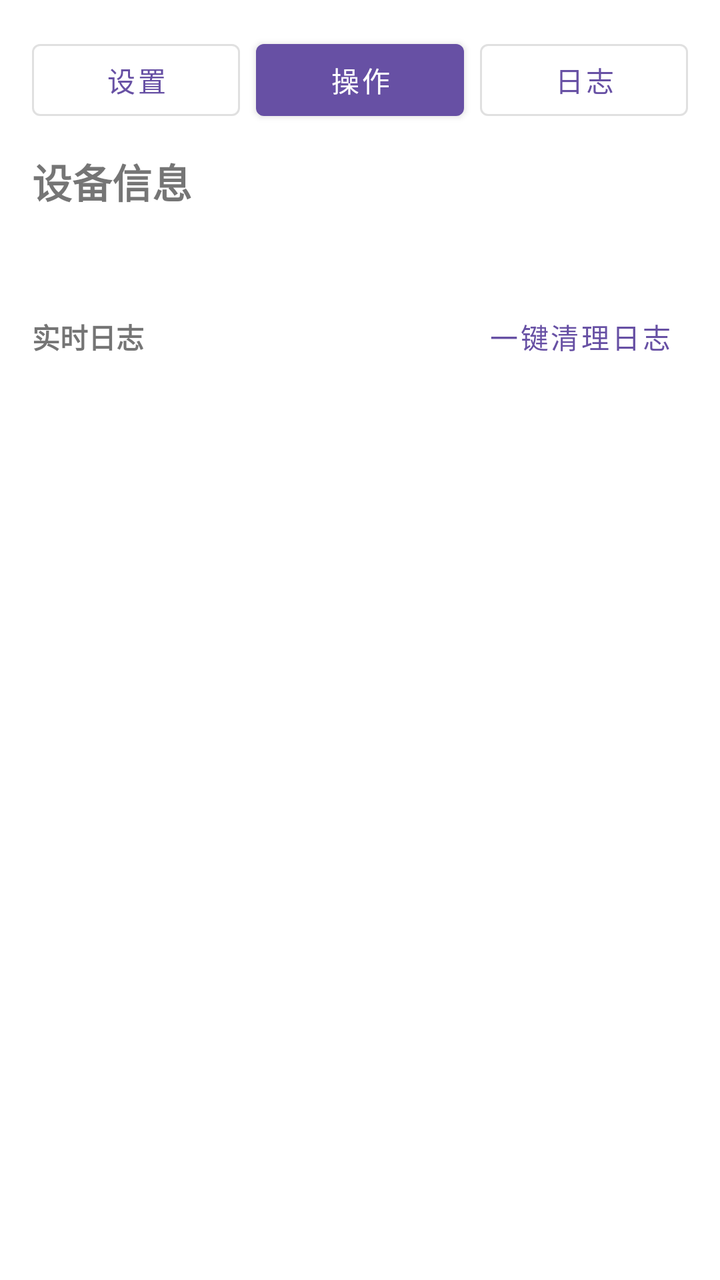
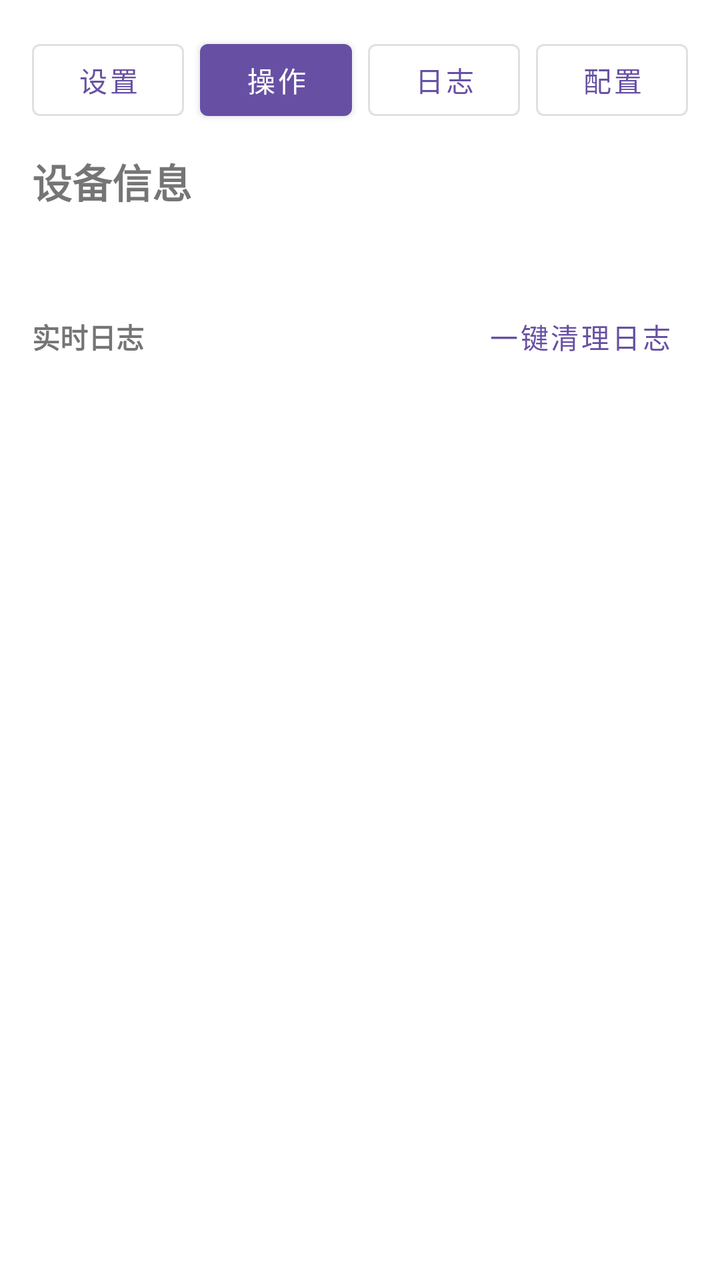

An Android layout rendered at two revisions. The XML below is the earlier revision; the diff shows what the commit changed to produce the second picture.
<!-- AndroidManifest.xml: application theme Theme.AutoTraces -->
<!-- res/layout/activity_main.xml -->
<?xml version="1.0" encoding="utf-8"?>
<androidx.constraintlayout.widget.ConstraintLayout xmlns:android="http://schemas.android.com/apk/res/android"
    xmlns:app="http://schemas.android.com/apk/res-auto"
    android:layout_width="match_parent"
    android:layout_height="match_parent"
    android:padding="16dp">

    <com.google.android.material.button.MaterialButton
        android:id="@+id/showSettingsButton"
        style="@style/Widget.MaterialComponents.Button.OutlinedButton"
        android:layout_width="0dp"
        android:layout_height="wrap_content"
        android:text="设置"
        app:layout_constraintEnd_toStartOf="@id/showActionButton"
        app:layout_constraintStart_toStartOf="parent"
        app:layout_constraintTop_toTopOf="parent" />

    <com.google.android.material.button.MaterialButton
        android:id="@+id/showActionButton"
        style="@style/Widget.MaterialComponents.Button"
        android:layout_width="0dp"
        android:layout_height="wrap_content"
        android:layout_marginStart="8dp"
        android:text="操作"
        app:layout_constraintEnd_toStartOf="@id/showLogButton"
        app:layout_constraintStart_toEndOf="@id/showSettingsButton"
        app:layout_constraintTop_toTopOf="parent" />

    <com.google.android.material.button.MaterialButton
        android:id="@+id/showLogButton"
        style="@style/Widget.MaterialComponents.Button.OutlinedButton"
        android:layout_width="0dp"
        android:layout_height="wrap_content"
        android:layout_marginStart="8dp"
        android:text="日志"
        app:layout_constraintEnd_toEndOf="parent"
        app:layout_constraintStart_toEndOf="@id/showActionButton"
        app:layout_constraintTop_toTopOf="parent" />

    <LinearLayout
        android:id="@+id/logPanel"
        android:layout_width="0dp"
        android:layout_height="0dp"
        android:layout_marginTop="12dp"
        android:orientation="vertical"
        app:layout_constraintBottom_toBottomOf="parent"
        app:layout_constraintEnd_toEndOf="parent"
        app:layout_constraintStart_toStartOf="parent"
        app:layout_constraintTop_toBottomOf="@id/showLogButton">

        <TextView
            android:id="@+id/deviceInfoTitle"
            android:layout_width="match_parent"
            android:layout_height="wrap_content"
            android:text="设备信息"
            android:textSize="20sp"
            android:textStyle="bold" />

        <TextView
            android:id="@+id/deviceInfoText"
            android:layout_width="match_parent"
            android:layout_height="wrap_content"
            android:layout_marginTop="8dp" />

        <LinearLayout
            android:layout_width="match_parent"
            android:layout_height="wrap_content"
            android:layout_marginTop="12dp"
            android:gravity="center_vertical"
            android:orientation="horizontal">

            <TextView
                android:id="@+id/logTitle"
                android:layout_width="0dp"
                android:layout_height="wrap_content"
                android:layout_weight="1"
                android:text="实时日志"
                android:textStyle="bold" />

            <com.google.android.material.button.MaterialButton
                android:id="@+id/clearLogButton"
                style="@style/Widget.MaterialComponents.Button.TextButton"
                android:layout_width="wrap_content"
                android:layout_height="wrap_content"
                android:text="一键清理日志" />
        </LinearLayout>

        <ScrollView
            android:id="@+id/logScroll"
            android:layout_width="match_parent"
            android:layout_height="0dp"
            android:layout_marginTop="8dp"
            android:layout_weight="1"
            android:fillViewport="true"
            android:scrollbars="vertical">

            <TextView
                android:id="@+id/logText"
                android:layout_width="match_parent"
                android:layout_height="wrap_content"
                android:textColor="@android:color/darker_gray" />
        </ScrollView>

        <TextView
            android:id="@+id/runtimeStateText"
            android:layout_width="match_parent"
            android:layout_height="wrap_content"
            android:layout_marginTop="12dp"
            android:textColor="@android:color/darker_gray" />
    </LinearLayout>

    <ScrollView
        android:id="@+id/actionPanel"
        android:layout_width="0dp"
        android:layout_height="0dp"
        android:layout_marginTop="12dp"
        android:fillViewport="true"
        android:visibility="gone"
        app:layout_constraintBottom_toBottomOf="parent"
        app:layout_constraintEnd_toEndOf="parent"
        app:layout_constraintStart_toStartOf="parent"
        app:layout_constraintTop_toBottomOf="@id/showLogButton">

        <LinearLayout
            android:layout_width="match_parent"
            android:layout_height="wrap_content"
            android:orientation="vertical">

            <com.google.android.material.textfield.TextInputLayout
                android:id="@+id/bindInputLayout"
                android:layout_width="match_parent"
                android:layout_height="wrap_content">

                <com.google.android.material.textfield.TextInputEditText
                    android:id="@+id/bindInput"
                    android:layout_width="match_parent"
                    android:layout_height="wrap_content"
                    android:hint="请输入别名"
                    android:inputType="text" />
            </com.google.android.material.textfield.TextInputLayout>

            <com.google.android.material.button.MaterialButton
                android:id="@+id/bindButton"
                android:layout_width="match_parent"
                android:layout_height="wrap_content"
                android:layout_marginTop="12dp"
                android:text="绑定设备" />

            <TextView
                android:id="@+id/bindStatusText"
                android:layout_width="match_parent"
                android:layout_height="wrap_content"
                android:layout_marginTop="8dp"
                android:textColor="@android:color/darker_gray" />

            <TextView
                android:layout_width="match_parent"
                android:layout_height="wrap_content"
                android:layout_marginTop="12dp"
                android:text="本机运行模式（默认涨粉）"
                android:textStyle="bold" />

            <Spinner
                android:id="@+id/runModeSpinner"
                android:layout_width="match_parent"
                android:layout_height="wrap_content"
                android:layout_marginTop="6dp" />

            <com.google.android.material.button.MaterialButton
                android:id="@+id/startServiceButton"
                android:layout_width="match_parent"
                android:layout_height="wrap_content"
                android:layout_marginTop="12dp"
                android:text="启动后台服务" />

            <com.google.android.material.button.MaterialButton
                android:id="@+id/stopServiceButton"
                style="@style/Widget.MaterialComponents.Button.OutlinedButton"
                android:layout_width="match_parent"
                android:layout_height="wrap_content"
                android:layout_marginTop="8dp"
                android:text="停止后台服务" />

            <com.google.android.material.button.MaterialButton
                android:id="@+id/openSettingsButton"
                style="@style/Widget.MaterialComponents.Button.OutlinedButton"
                android:layout_width="match_parent"
                android:layout_height="wrap_content"
                android:layout_marginTop="8dp"
                android:text="打开设置" />

            <TextView
                android:layout_width="match_parent"
                android:layout_height="wrap_content"
                android:layout_marginTop="16dp"
                android:text="账号分配"
                android:textStyle="bold" />

            <LinearLayout
                android:layout_width="match_parent"
                android:layout_height="wrap_content"
                android:layout_marginTop="8dp"
                android:orientation="vertical">

                <TextView
                    android:layout_width="match_parent"
                    android:layout_height="wrap_content"
                    android:text="选择账号（username）"
                    android:textColor="@android:color/darker_gray" />

                <Spinner
                    android:id="@+id/assignedUsernameSelect"
                    android:layout_width="match_parent"
                    android:layout_height="wrap_content"
                    android:layout_marginTop="6dp" />

                <LinearLayout
                    android:layout_width="match_parent"
                    android:layout_height="wrap_content"
                    android:orientation="horizontal"
                    android:gravity="center_vertical">

                    <com.google.android.material.textfield.TextInputLayout
                        android:layout_width="0dp"
                        android:layout_height="wrap_content"
                        android:layout_weight="1">

                        <com.google.android.material.textfield.TextInputEditText
                            android:id="@+id/assignedUsernameInput"
                            android:layout_width="match_parent"
                            android:layout_height="wrap_content"
                            android:hint="username"
                            android:focusable="false"
                            android:clickable="false" />
                    </com.google.android.material.textfield.TextInputLayout>

                    <com.google.android.material.button.MaterialButton
                        android:id="@+id/copyAssignedUsernameButton"
                        style="@style/Widget.MaterialComponents.Button.OutlinedButton"
                        android:layout_width="wrap_content"
                        android:layout_height="wrap_content"
                        android:layout_marginStart="8dp"
                        android:text="复制" />
                </LinearLayout>

                <LinearLayout
                    android:layout_width="match_parent"
                    android:layout_height="wrap_content"
                    android:layout_marginTop="8dp"
                    android:orientation="horizontal"
                    android:gravity="center_vertical">

                    <com.google.android.material.textfield.TextInputLayout
                        android:layout_width="0dp"
                        android:layout_height="wrap_content"
                        android:layout_weight="1">

                        <com.google.android.material.textfield.TextInputEditText
                            android:id="@+id/assignedPasswordInput"
                            android:layout_width="match_parent"
                            android:layout_height="wrap_content"
                            android:hint="password"
                            android:focusable="false"
                            android:clickable="false" />
                    </com.google.android.material.textfield.TextInputLayout>

                    <com.google.android.material.button.MaterialButton
                        android:id="@+id/copyAssignedPasswordButton"
                        style="@style/Widget.MaterialComponents.Button.OutlinedButton"
                        android:layout_width="wrap_content"
                        android:layout_height="wrap_content"
                        android:layout_marginStart="8dp"
                        android:text="复制" />
                </LinearLayout>

                <LinearLayout
                    android:layout_width="match_parent"
                    android:layout_height="wrap_content"
                    android:layout_marginTop="8dp"
                    android:orientation="horizontal"
                    android:gravity="center_vertical">

                    <com.google.android.material.textfield.TextInputLayout
                        android:layout_width="0dp"
                        android:layout_height="wrap_content"
                        android:layout_weight="1">

                        <com.google.android.material.textfield.TextInputEditText
                            android:id="@+id/assignedApiInput"
                            android:layout_width="match_parent"
                            android:layout_height="wrap_content"
                            android:hint="API"
                            android:focusable="false"
                            android:clickable="false" />
                    </com.google.android.material.textfield.TextInputLayout>

                    <com.google.android.material.button.MaterialButton
                        android:id="@+id/copyAssignedApiButton"
                        style="@style/Widget.MaterialComponents.Button.OutlinedButton"
                        android:layout_width="wrap_content"
                        android:layout_height="wrap_content"
                        android:layout_marginStart="8dp"
                        android:text="复制" />
                </LinearLayout>

                <LinearLayout
                    android:layout_width="match_parent"
                    android:layout_height="wrap_content"
                    android:layout_marginTop="8dp"
                    android:orientation="horizontal"
                    android:gravity="center_vertical">

                    <com.google.android.material.textfield.TextInputLayout
                        android:layout_width="0dp"
                        android:layout_height="wrap_content"
                        android:layout_weight="1">

                        <com.google.android.material.textfield.TextInputEditText
                            android:id="@+id/assignedEmailInput"
                            android:layout_width="match_parent"
                            android:layout_height="wrap_content"
                            android:hint="Email"
                            android:focusable="false"
                            android:clickable="false" />
                    </com.google.android.material.textfield.TextInputLayout>

                    <com.google.android.material.button.MaterialButton
                        android:id="@+id/copyAssignedEmailButton"
                        style="@style/Widget.MaterialComponents.Button.OutlinedButton"
                        android:layout_width="wrap_content"
                        android:layout_height="wrap_content"
                        android:layout_marginStart="8dp"
                        android:text="复制" />
                </LinearLayout>

                <LinearLayout
                    android:layout_width="match_parent"
                    android:layout_height="wrap_content"
                    android:layout_marginTop="8dp"
                    android:orientation="horizontal"
                    android:gravity="center_vertical">

                    <com.google.android.material.textfield.TextInputLayout
                        android:layout_width="0dp"
                        android:layout_height="wrap_content"
                        android:layout_weight="1">

                        <com.google.android.material.textfield.TextInputEditText
                            android:id="@+id/assignedEmailPasswordInput"
                            android:layout_width="match_parent"
                            android:layout_height="wrap_content"
                            android:hint="email_password"
                            android:focusable="false"
                            android:clickable="false" />
                    </com.google.android.material.textfield.TextInputLayout>

                    <com.google.android.material.button.MaterialButton
                        android:id="@+id/copyAssignedEmailPasswordButton"
                        style="@style/Widget.MaterialComponents.Button.OutlinedButton"
                        android:layout_width="wrap_content"
                        android:layout_height="wrap_content"
                        android:layout_marginStart="8dp"
                        android:text="复制" />
                </LinearLayout>

                <com.google.android.material.button.MaterialButton
                    android:id="@+id/fetchTikTokCodeButton"
                    style="@style/Widget.MaterialComponents.Button"
                    android:layout_width="match_parent"
                    android:layout_height="wrap_content"
                    android:layout_marginTop="10dp"
                    android:text="获取验证码并复制" />

                <TextView
                    android:id="@+id/assignedCopyStatusText"
                    android:layout_width="match_parent"
                    android:layout_height="wrap_content"
                    android:layout_marginTop="6dp"
                    android:textColor="@android:color/darker_gray" />
            </LinearLayout>
        </LinearLayout>
    </ScrollView>

</androidx.constraintlayout.widget.ConstraintLayout>
<!-- resources referenced by this layout -->
<resources>
  <style name="Theme.AutoTraces" parent="Theme.MaterialComponents.DayNight.NoActionBar">
          <item name="colorPrimary">@color/purple_500</item>
          <item name="colorPrimaryVariant">@color/purple_700</item>
          <item name="colorOnPrimary">@color/white</item>
          <item name="android:statusBarColor" tools:targetApi="l">@color/purple_700</item>
      </style>
  <color name="purple_500">#6750A4</color>
  <color name="purple_700">#4F378B</color>
  <color name="white">#FFFFFF</color>
</resources>

<!-- the commit's change to res/layout/activity_main.xml (unified diff, before → after) -->
@@ -33,8 +33,19 @@
         android:layout_height="wrap_content"
         android:layout_marginStart="8dp"
         android:text="日志"
+        app:layout_constraintEnd_toStartOf="@id/showConfigButton"
+        app:layout_constraintStart_toEndOf="@id/showActionButton"
+        app:layout_constraintTop_toTopOf="parent" />
+
+    <com.google.android.material.button.MaterialButton
+        android:id="@+id/showConfigButton"
+        style="@style/Widget.MaterialComponents.Button.OutlinedButton"
+        android:layout_width="0dp"
+        android:layout_height="wrap_content"
+        android:layout_marginStart="8dp"
+        android:text="@string/nav_config_params"
         app:layout_constraintEnd_toEndOf="parent"
-        app:layout_constraintStart_toEndOf="@id/showActionButton"
+        app:layout_constraintStart_toEndOf="@id/showLogButton"
         app:layout_constraintTop_toTopOf="parent" />
 
     <LinearLayout
@@ -46,7 +57,7 @@
         app:layout_constraintBottom_toBottomOf="parent"
         app:layout_constraintEnd_toEndOf="parent"
         app:layout_constraintStart_toStartOf="parent"
-        app:layout_constraintTop_toBottomOf="@id/showLogButton">
+        app:layout_constraintTop_toBottomOf="@id/showConfigButton">
 
         <TextView
             android:id="@+id/deviceInfoTitle"
@@ -119,7 +130,7 @@
         app:layout_constraintBottom_toBottomOf="parent"
         app:layout_constraintEnd_toEndOf="parent"
         app:layout_constraintStart_toStartOf="parent"
-        app:layout_constraintTop_toBottomOf="@id/showLogButton">
+        app:layout_constraintTop_toBottomOf="@id/showConfigButton">
 
         <LinearLayout
             android:layout_width="match_parent"
@@ -165,6 +176,22 @@
                 android:layout_width="match_parent"
                 android:layout_height="wrap_content"
                 android:layout_marginTop="6dp" />
+
+            <com.google.android.material.button.MaterialButton
+                android:id="@+id/openConfigParamsButton"
+                style="@style/Widget.MaterialComponents.Button.OutlinedButton"
+                android:layout_width="match_parent"
+                android:layout_height="wrap_content"
+                android:layout_marginTop="8dp"
+                android:text="@string/action_open_config_params" />
+
+            <TextView
+                android:id="@+id/configSummaryText"
+                android:layout_width="match_parent"
+                android:layout_height="wrap_content"
+                android:layout_marginTop="6dp"
+                android:textColor="@android:color/darker_gray"
+                android:textSize="13sp" />
 
             <com.google.android.material.button.MaterialButton
                 android:id="@+id/startServiceButton"
<!-- resource entries referenced after the edit -->
@@ -1,5 +1,7 @@
 <!-- resources referenced by this layout -->
 <resources>
+  <string name="action_open_config_params">查看配置参数</string>
+  <string name="nav_config_params">配置</string>
   <style name="Theme.AutoTraces" parent="Theme.MaterialComponents.DayNight.NoActionBar">
           <item name="colorPrimary">@color/purple_500</item>
           <item name="colorPrimaryVariant">@color/purple_700</item>
